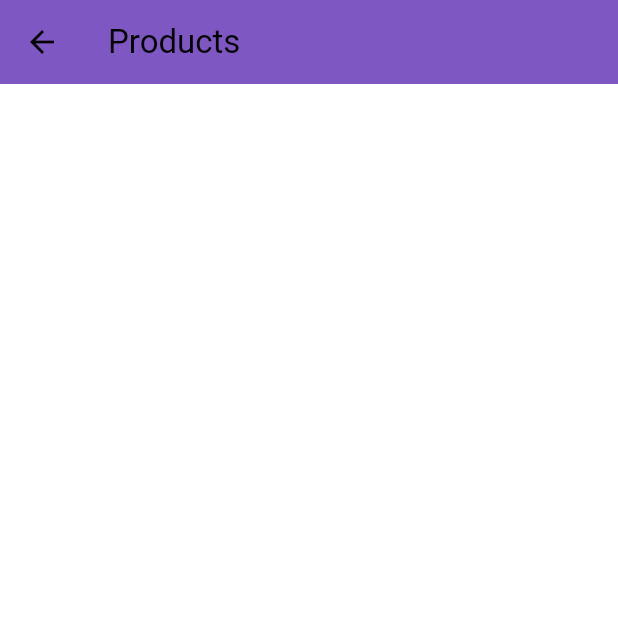
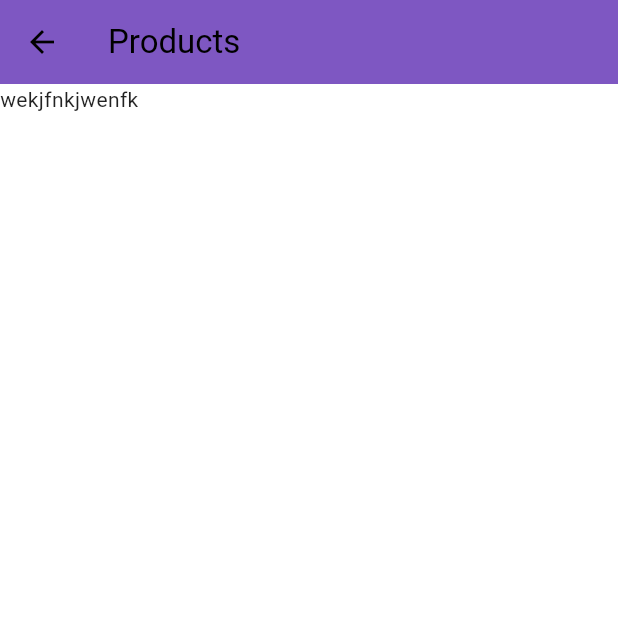
Before and after one commit to thisismanishrajput/flutter-store, a Flutter app: the ProductsScreen screen opened directly, on a phone screen of 412 x 824 dp, the top half of it. Run offline on Flutter 3.47's test engine with Material 3 defaults, Android fonts, the phone set to English and light mode, and no system bars.

```diff
--- a/lib/screens/products/products_screens.dart
+++ b/lib/screens/products/products_screens.dart
@@ -14,6 +14,11 @@ class _ProductsScreenState extends State<ProductsScreen> {
       appBar: AppBar(
         title: Text("Products"),
       ),
+      body: Column(
+        children: [
+          Text("wekjfnkjwenfk")
+        ],
+      ),
     );
   }
 }
```
